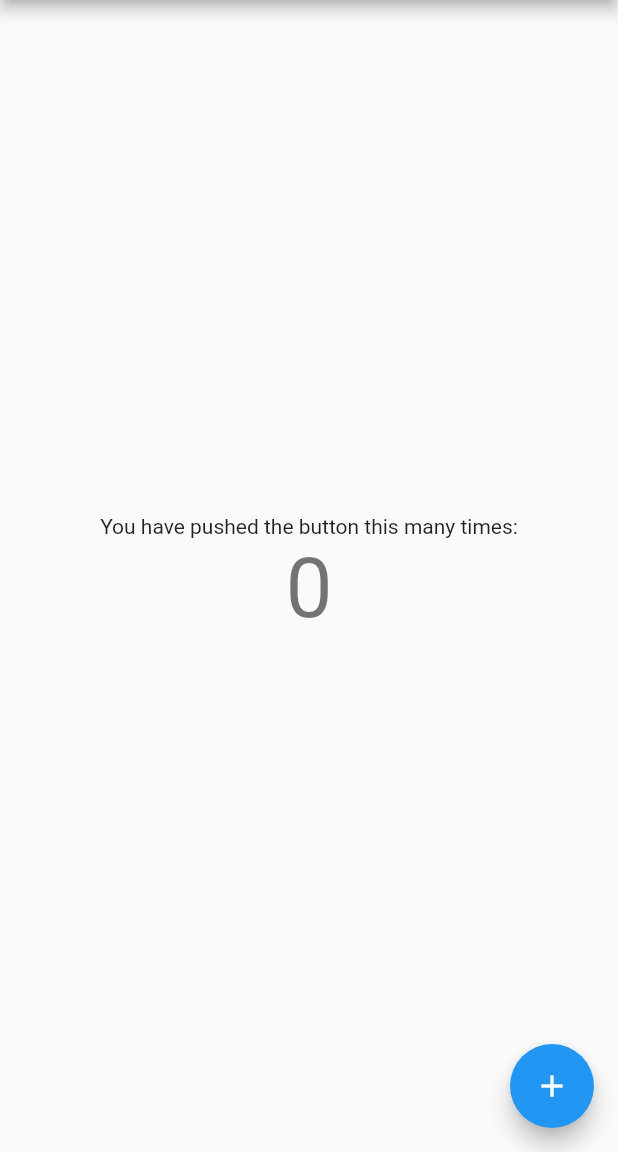
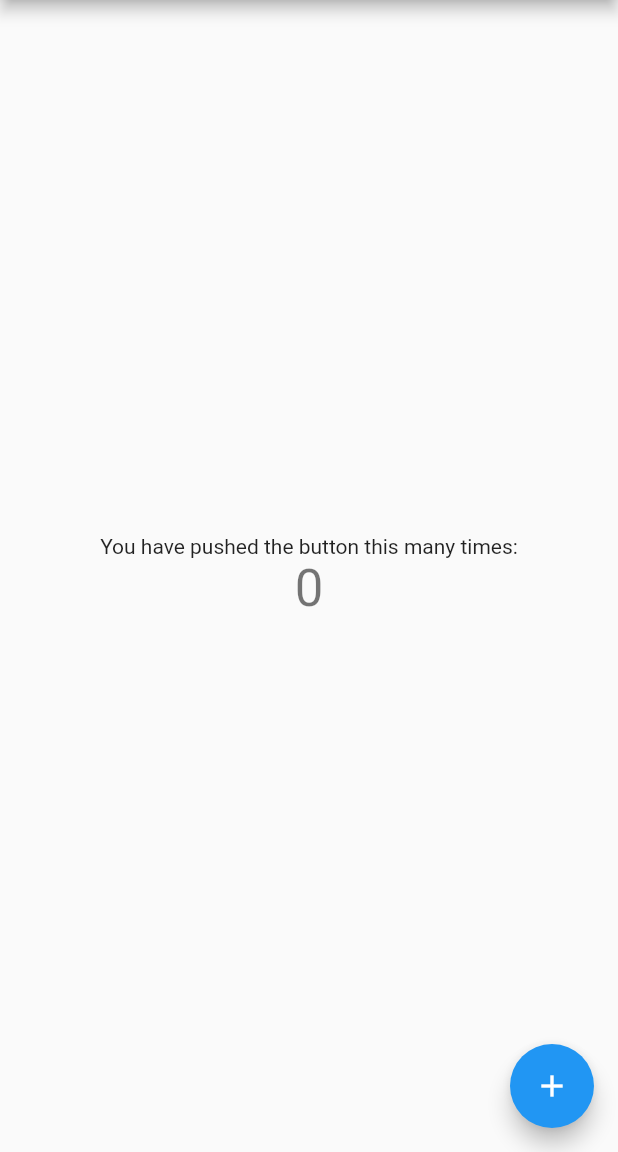
Before and after one commit to elforsabah/flutter_app, a Flutter app: the screen it shows after launch, on a phone screen of 412 x 824 dp, the part 84-1236 px from its top. Run offline on Flutter 3.47's test engine with Material 2 defaults, Android fonts, the phone set to English and light mode, and no system bars.

Commit message:
initial commit

```diff
--- a/lib/main.dart
+++ b/lib/main.dart
@@ -96,7 +96,7 @@ class _MyHomePageState extends State<MyHomePage> {
             ),
             Text(
               '$_counter',
-              style: Theme.of(context2).textTheme.headline2,
+              style:Theme.of(context2).textTheme.headline4,
             ),
           ],
         ),
```
